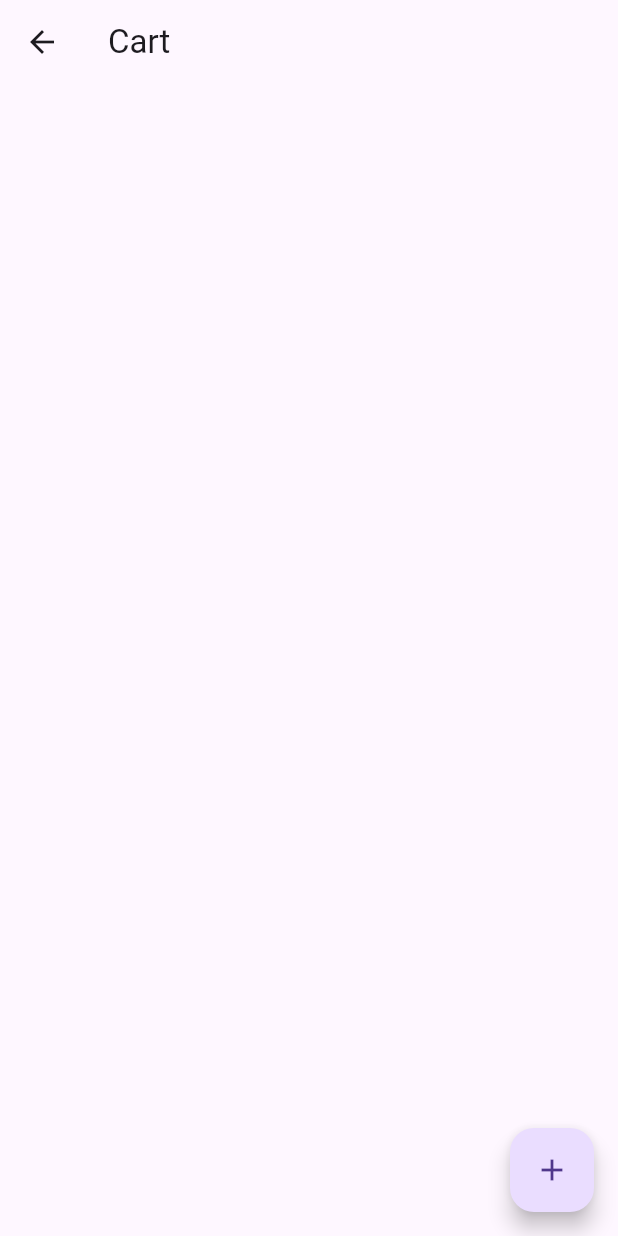
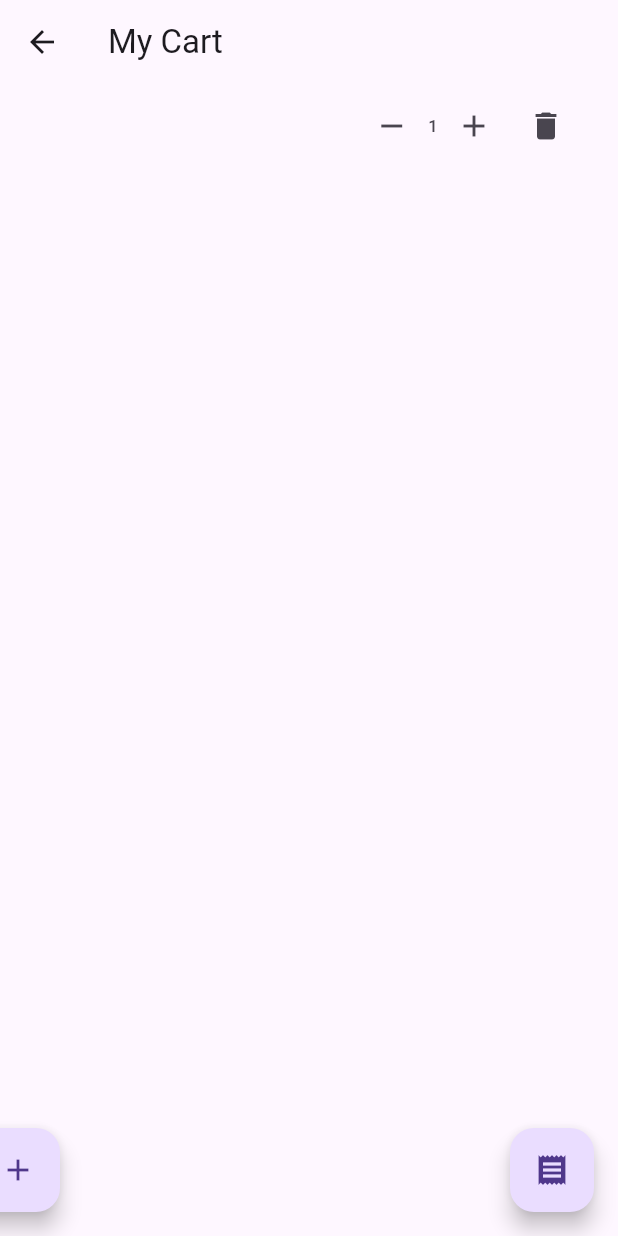
Before and after one commit to siyam2001/scancart, a Flutter app: the ProductScannerScreen screen opened directly, after a tap on "Scan Product", on a phone screen of 412 x 824 dp. Run offline on Flutter 3.47's test engine with Material 3 defaults, Android fonts, the phone set to English and light mode, and no system bars; our stand-ins replace camera; missing offline and left inert: flutter_barcode_scanner.

Commit message:
2nd commit

```diff
--- a/lib/cart_screen.dart
+++ b/lib/cart_screen.dart
@@ -1,31 +1,112 @@
 import 'package:flutter/material.dart';
+import 'package:scancartpro/product_scanner_screen.dart';
+import 'package:scancartpro/receipt_screen.dart';
 
-class CartScreen extends StatelessWidget {
+class CartScreen extends StatefulWidget {
   final List<String> cartItems;
 
   const CartScreen({Key? key, required this.cartItems}) : super(key: key);
 
   @override
+  _CartScreenState createState() => _CartScreenState();
+}
+
+class _CartScreenState extends State<CartScreen> {
+  List<String> cartItems = [];
+  int quantity=0;
+
+  @override
+  void initState() {
+    super.initState();
+    cartItems = List.from(widget.cartItems);
+  }
+
+  void _removeItem(int index) {
+    setState(() {
+      cartItems.removeAt(index);
+    });
+  }
+
+  void _increaseQuantity() {
+    // Implement your logic to increase the quantity of the item at the given index
+    quantity++;
+    print("quantity$quantity");
+
+  }
+
+  void _decreaseQuantity(int index) {
+    // Implement your logic to decrease the quantity of the item at the given index
+  }
+
+  void _generateReceipt() {
+    // Implement your logic to generate a receipt based on the cartItems
+  }
+
+  void _navigateToReceiptScreen() {
+    Navigator.push(
+      context,
+      MaterialPageRoute(
+        builder: (context) => ReceiptScreen(cartItems: cartItems),
+      ),
+    );
+  }
+
+  void _scanAnotherProduct() {
+    Navigator.push(
+      context,
+      MaterialPageRoute(
+        builder: (context) => ProductScannerScreen(),
+      ),
+    );
+  }
+
+  @override
   Widget build(BuildContext context) {
     return Scaffold(
       appBar: AppBar(
-        title: Text('Cart'),
+        title: Text('My Cart'),
       ),
       body: ListView.builder(
         itemCount: cartItems.length,
         itemBuilder: (context, index) {
           return ListTile(
             title: Text(cartItems[index]),
-            // You can add buttons to increment/decrement quantities or remove items here
+            trailing: Row(
+              mainAxisSize: MainAxisSize.min,
+              children: [
+                IconButton(
+                  icon: Icon(Icons.remove),
+                  onPressed: () => _decreaseQuantity(index),
+                ),
+                Text('1'), // Display the quantity or implement dynamic quantity display
+                IconButton(
+                  icon: Icon(Icons.add),
+                  onPressed: () => _increaseQuantity(),
+                ),
+                IconButton(
+                  icon: Icon(Icons.delete),
+                  onPressed: () => _removeItem(index),
+                ),
+              ],
+            ),
           );
         },
       ),
-      floatingActionButton: FloatingActionButton(
-        onPressed: () {
-          // Navigate back to the ProductScannerScreen to scan another product
-          Navigator.pop(context);
-        },
-        child: Icon(Icons.add),
+      floatingActionButton: Row(
+        mainAxisAlignment: MainAxisAlignment.spaceBetween,
+        children: [
+          FloatingActionButton(
+            onPressed: _scanAnotherProduct,
+            child: Icon(Icons.add),
+          ),
+          FloatingActionButton(
+            onPressed: () {
+              _generateReceipt();
+              _navigateToReceiptScreen(); // Call the function to navigate to the receipt screen
+            },
+            child: Icon(Icons.receipt),
+          ),
+        ],
       ),
     );
   }
--- a/lib/main.dart
+++ b/lib/main.dart
@@ -1,6 +1,6 @@
 import 'package:flutter/material.dart';
 import 'package:scancartpro/onboarding_screen.dart';
-
+import 'package:scancartpro/payment_screen.dart';
 void main() {
   runApp(MyApp());
 }
--- a/lib/product_scanner_screen.dart
+++ b/lib/product_scanner_screen.dart
@@ -46,39 +46,28 @@ class _ProductScannerScreenState extends State<ProductScannerScreen> {
   Future<void> scanProduct() async {
     try {
       if (!_isCameraInitialized) {
-        // Camera not initialized, show an error or log a message
         print('Camera not initialized');
         return;
       }
 
-      // Open the camera API here (you can customize this part based on your needs)
       await _cameraController.startImageStream((CameraImage image) {
-        // Process the camera image as needed
         print('Processing camera image...');
       });
 
-      // Now, you can use the camera API to capture frames, detect barcodes, etc.
-
-      // Stop the camera stream when you're done
-      await _cameraController.stopImageStream();
-
-      // Perform barcode scanning (your existing barcode scanning code)
       String result = await FlutterBarcodeScanner.scanBarcode(
-        '#ff6666', // Scanner overlay color
-        'Cancel',   // Cancel button text
-        true,       // Show flash option
-        ScanMode.DEFAULT, // Scan mode
+        '#ff6666',
+        'Cancel',
+        true,
+        ScanMode.DEFAULT,
       );
 
       if (!mounted) return;
 
       setState(() {
         scannedCode = result ?? 'No result';
-        // Add the scanned item to the cart
         cartItems.add(scannedCode);
       });
 
-      // Navigate to the CartScreen after scanning
       Navigator.push(
         context,
         MaterialPageRoute(
--- a/pubspec.yaml
+++ b/pubspec.yaml
@@ -61,9 +61,9 @@ flutter:
   # the material Icons class.
   uses-material-design: true
 
-  # To add assets to your application, add an assets section, like this:
-#  assets:
-#     - assets/fyp_logo.jpeg
+# To add assets to your application, add an assets section, like this:
+  assets:
+    - assets/fyp_logo.png
 
 
   # An image asset can refer to one or more resolution-specific "variants", see
```
Also changed, not shown: lib/onboarding_screen.dart (+40 -6 lines), lib/payment_screen.dart (added, +40 -0 lines), lib/payment_success_screen.dart (added, +30 -0 lines), assets/fyp_logo.png (added), lib/assets/fyp_logo.jpeg (deleted), lib/assets/logo.jpg (added), 1 other file.
